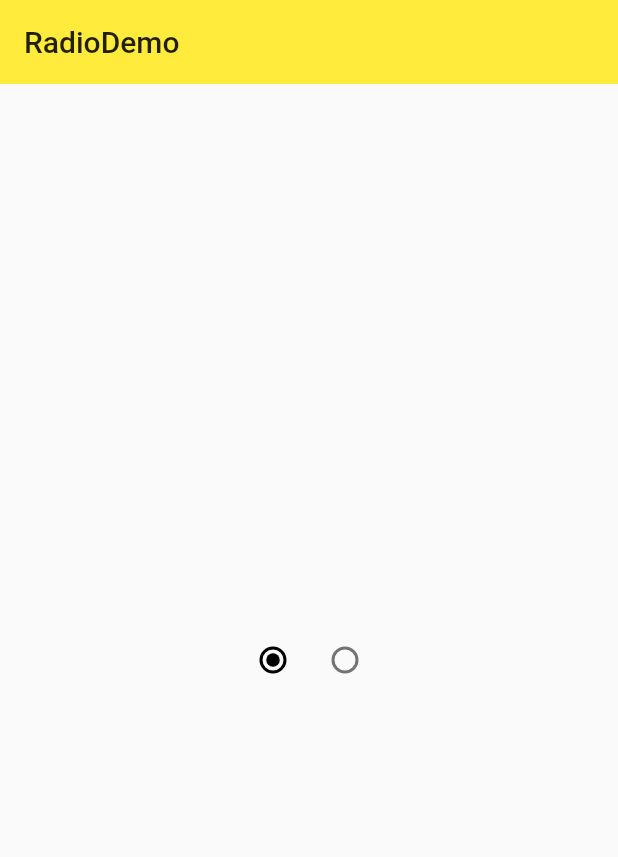
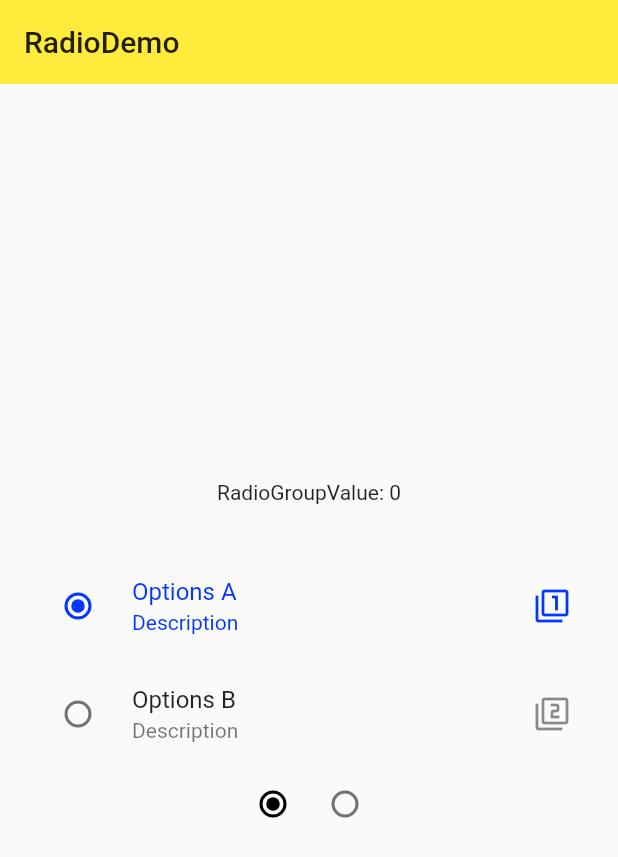
Before and after one commit to shiquan18/aiyi_flutter_demo, a Flutter app: the RadioDemo screen opened directly, on a phone screen of 412 x 824 dp. Shown: the top 857 px of the screen. Run offline on Flutter 3.47's test engine with Material 2 defaults, Android fonts, the phone set to English and light mode, and no system bars.

Commit message:
radiolisttitle

```diff
--- a/lib/demo/radio_demo.dart
+++ b/lib/demo/radio_demo.dart
@@ -20,6 +20,26 @@ class _RadioDemoState extends State<RadioDemo> {
           child: Column(
             mainAxisAlignment: MainAxisAlignment.center,
             children: <Widget>[
+              Text('RadioGroupValue: $_radioGroupA'),
+              SizedBox(height: 32.0),
+              RadioListTile(
+                value: 0,
+                groupValue: _radioGroupA,
+                onChanged: _handleRadioValueChanged,
+                title: Text('Options A'),
+                subtitle: Text('Description'),
+                secondary: Icon(Icons.filter_1),
+                selected: _radioGroupA == 0,
+              ),
+              RadioListTile(
+                value: 1,
+                groupValue: _radioGroupA,
+                onChanged: _handleRadioValueChanged,
+                title: Text('Options B'),
+                subtitle: Text('Description'),
+                secondary: Icon(Icons.filter_2),
+                selected: _radioGroupA == 1,
+              ),
               Row(
                 mainAxisAlignment: MainAxisAlignment.center,
                 children: <Widget>[
```
